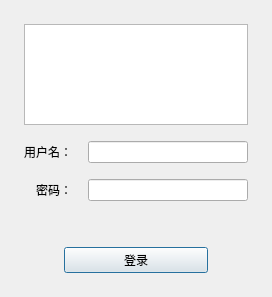
Above: client/src/ui/login.ui from abomb4/biye before the change. Below: the same form after it.
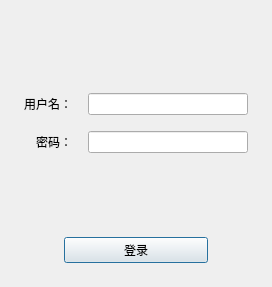
That is the form after the change. Icons and pictures are not drawn.

Diff of the .ui file:
```diff
--- a/client/src/ui/login.ui
+++ b/client/src/ui/login.ui
@@ -7,9 +7,21 @@
     <x>0</x>
     <y>0</y>
     <width>272</width>
-    <height>297</height>
+    <height>287</height>
    </rect>
   </property>
+  <property name="sizePolicy">
+   <sizepolicy hsizetype="Fixed" vsizetype="Fixed">
+    <horstretch>0</horstretch>
+    <verstretch>0</verstretch>
+   </sizepolicy>
+  </property>
+  <property name="minimumSize">
+   <size>
+    <width>0</width>
+    <height>0</height>
+   </size>
+  </property>
   <property name="windowTitle">
    <string>Dialog</string>
   </property>
@@ -30,7 +42,44 @@
     <number>24</number>
    </property>
    <item>
-    <widget class="QGraphicsView" name="gra_header"/>
+    <layout class="QHBoxLayout" name="horizontalLayout_5">
+     <item>
+      <spacer name="horizontalSpacer_4">
+       <property name="orientation">
+        <enum>Qt::Horizontal</enum>
+       </property>
+       <property name="sizeHint" stdset="0">
+        <size>
+         <width>40</width>
+         <height>20</height>
+        </size>
+       </property>
+      </spacer>
+     </item>
+     <item>
+      <widget class="QLabel" name="label">
+       <property name="text">
+        <string/>
+       </property>
+       <property name="pixmap">
+        <pixmap resource="../icons.qrc">:/images/headicon.png</pixmap>
+       </property>
+      </widget>
+     </item>
+     <item>
+      <spacer name="horizontalSpacer_3">
+       <property name="orientation">
+        <enum>Qt::Horizontal</enum>
+       </property>
+       <property name="sizeHint" stdset="0">
+        <size>
+         <width>40</width>
+         <height>20</height>
+        </size>
+       </property>
+      </spacer>
+     </item>
+    </layout>
    </item>
    <item>
     <layout class="QHBoxLayout" name="horizontalLayout">
@@ -56,7 +105,11 @@
       </widget>
      </item>
      <item>
-      <widget class="QLineEdit" name="edt_password"/>
+      <widget class="QLineEdit" name="edt_password">
+       <property name="echoMode">
+        <enum>QLineEdit::Password</enum>
+       </property>
+      </widget>
      </item>
     </layout>
    </item>
```
Left out of the diff: 7 changed lines with no effect on the pictures.
